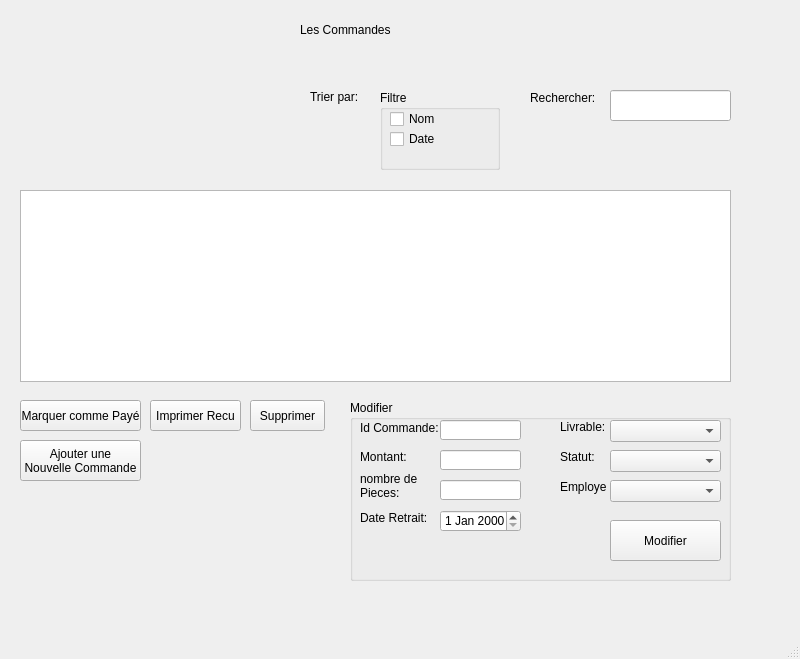
Old version of the form mainwindow.ui in the repository nyrouz911/Smart-Dry-Cleaner-2A13.
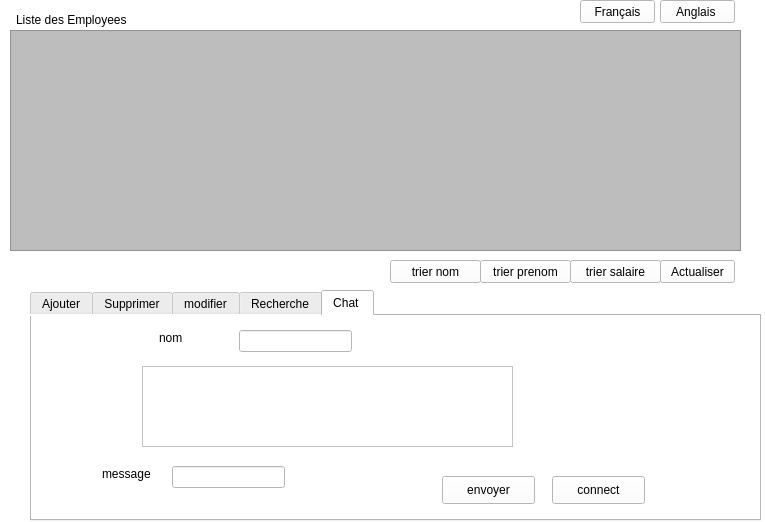
New version of the form.

The edit to the form file:
```diff
--- a/mainwindow.ui
+++ b/mainwindow.ui
@@ -6,27 +6,118 @@
    <rect>
     <x>0</x>
     <y>0</y>
-    <width>800</width>
-    <height>659</height>
+    <width>765</width>
+    <height>522</height>
    </rect>
   </property>
   <property name="windowTitle">
    <string>MainWindow</string>
   </property>
+  <property name="styleSheet">
+   <string notr="true">background-color:rgb(255, 255, 255);</string>
+  </property>
   <widget class="QWidget" name="centralwidget">
-   <widget class="QStackedWidget" name="stackedWidget">
+   <widget class="QLabel" name="label">
     <property name="geometry">
      <rect>
-      <x>10</x>
-      <y>0</y>
-      <width>771</width>
-      <height>601</height>
+      <x>16</x>
+      <y>10</y>
+      <width>301</width>
+      <height>20</height>
      </rect>
+    </property>
+    <property name="styleSheet">
+     <string notr="true">font: 75 10pt &quot;MS Shell Dlg 2&quot;;</string>
+    </property>
+    <property name="text">
+     <string>Liste des Employees </string>
+    </property>
+   </widget>
+   <widget class="QTabWidget" name="tabWidget">
+    <property name="geometry">
+     <rect>
+      <x>30</x>
+      <y>290</y>
+      <width>731</width>
+      <height>231</height>
+     </rect>
+    </property>
+    <property name="styleSheet">
+     <string notr="true">font: 75 9pt &quot;MS Shell Dlg 2&quot;;</string>
     </property>
     <property name="currentIndex">
      <number>1</number>
     </property>
-    <widget class="QWidget" name="stackedWidgetPage1">
+    <widget class="QWidget" name="ajouter">
+     <attribute name="title">
+      <string>Ajouter</string>
+     </attribute>
+     <widget class="QLineEdit" name="nom">
+      <property name="geometry">
+       <rect>
+        <x>20</x>
+        <y>50</y>
+        <width>113</width>
+        <height>20</height>
+       </rect>
+      </property>
+     </widget>
+     <widget class="QLineEdit" name="prenom">
+      <property name="geometry">
+       <rect>
+        <x>160</x>
+        <y>50</y>
+        <width>113</width>
+        <height>20</height>
+       </rect>
+      </property>
+     </widget>
+     <widget class="QLineEdit" name="salaire">
+      <property name="geometry">
+       <rect>
+        <x>300</x>
+        <y>50</y>
+        <width>113</width>
+        <height>20</height>
+       </rect>
+      </property>
+     </widget>
+     <widget class="QLineEdit" name="role">
+      <property name="geometry">
+       <rect>
+        <x>430</x>
+        <y>50</y>
+        <width>113</width>
+        <height>20</height>
+       </rect>
+      </property>
+     </widget>
+     <widget class="QLabel" name="label_2">
+      <property name="geometry">
+       <rect>
+        <x>20</x>
+        <y>30</y>
+        <width>47</width>
+        <height>14</height>
+       </rect>
+      </property>
+      <property name="text">
+       <string>Nom</string>
+      </property>
+     </widget>
+     <widget class="QLabel" name="label_3">
+      <property name="geometry">
+       <rect>
+        <x>160</x>
+        <y>30</y>
+        <width>47</width>
+        <height>14</height>
+       </rect>
+      </property>
+      <property name="text">
+       <string>Prenom</string>
+      </property>
+     </widget>
      <widget class="QLabel" name="label_4">
       <property name="geometry">
        <rect>
@@ -76,187 +167,35 @@
        <string>Livraison a domicile:</string>
       </property>
      </widget>
-     <widget class="QCheckBox" name="checkBox_2">
+     <widget class="QPushButton" name="pushButton">
       <property name="geometry">
        <rect>
-        <x>240</x>
-        <y>440</y>
-        <width>70</width>
-        <height>18</height>
-       </rect>
-      </property>
-      <property name="text">
-       <string>Non</string>
-      </property>
-     </widget>
-     <widget class="QPushButton" name="pushButton_3">
-      <property name="geometry">
-       <rect>
-        <x>140</x>
-        <y>490</y>
-        <width>111</width>
+        <x>614</x>
+        <y>90</y>
+        <width>81</width>
         <height>31</height>
        </rect>
       </property>
       <property name="text">
-       <string>AJouter Commande</string>
+       <string>Ajouter</string>
       </property>
      </widget>
-     <widget class="QPushButton" name="pushButton_4">
+    </widget>
+    <widget class="QWidget" name="supprimer">
+     <attribute name="title">
+      <string>Supprimer</string>
+     </attribute>
+     <widget class="QPushButton" name="pushButton_2">
       <property name="geometry">
        <rect>
-        <x>270</x>
-        <y>490</y>
-        <width>121</width>
-        <height>31</height>
-       </rect>
-      </property>
-      <property name="text">
-       <string>Annuler</string>
-      </property>
-     </widget>
-     <widget class="QTableWidget" name="tableWidget_2">
-      <property name="geometry">
-       <rect>
-        <x>140</x>
+        <x>614</x>
         <y>110</y>
-        <width>421</width>
-        <height>301</height>
-       </rect>
-      </property>
-      <row>
-       <property name="text">
-        <string/>
-       </property>
-      </row>
-      <row>
-       <property name="text">
-        <string>Couette</string>
-       </property>
-      </row>
-      <row>
-       <property name="text">
-        <string>Drap</string>
-       </property>
-      </row>
-      <row>
-       <property name="text">
-        <string>Veste</string>
-       </property>
-      </row>
-      <row>
-       <property name="text">
-        <string>Pantalon</string>
-       </property>
-      </row>
-      <row>
-       <property name="text">
-        <string>Robe</string>
-       </property>
-      </row>
-      <row>
-       <property name="text">
-        <string>Costume</string>
-       </property>
-      </row>
-      <row>
-       <property name="text">
-        <string>Chaussure</string>
-       </property>
-      </row>
-      <row>
-       <property name="text">
-        <string>Total</string>
-       </property>
-      </row>
-      <column>
-       <property name="text">
-        <string>Nombre</string>
-       </property>
-      </column>
-      <column>
-       <property name="text">
-        <string>Prix Unitaire</string>
-       </property>
-      </column>
-      <column>
-       <property name="text">
-        <string>Total</string>
-       </property>
-      </column>
-      <item row="1" column="1">
-       <property name="text">
-        <string>10</string>
-       </property>
-      </item>
-      <item row="2" column="1">
-       <property name="text">
-        <string>10</string>
-       </property>
-      </item>
-      <item row="3" column="1">
-       <property name="text">
-        <string>5</string>
-       </property>
-      </item>
-      <item row="4" column="1">
-       <property name="text">
-        <string>5</string>
-       </property>
-      </item>
-      <item row="5" column="1">
-       <property name="text">
-        <string>5</string>
-       </property>
-      </item>
-      <item row="6" column="1">
-       <property name="text">
-        <string>10</string>
-       </property>
-      </item>
-      <item row="7" column="1">
-       <property name="text">
-        <string>5</string>
-       </property>
-      </item>
-     </widget>
-     <widget class="QLabel" name="label">
-      <property name="geometry">
-       <rect>
-        <x>20</x>
-        <y>50</y>
         <width>91</width>
-        <height>16</height>
+        <height>23</height>
        </rect>
       </property>
       <property name="text">
-       <string>Identifiant Client:</string>
-      </property>
-     </widget>
-     <widget class="QComboBox" name="comboBox">
-      <property name="geometry">
-       <rect>
-        <x>140</x>
-        <y>50</y>
-        <width>151</width>
-        <height>21</height>
-       </rect>
-      </property>
-     </widget>
-     <widget class="QLabel" name="label_2">
-      <property name="geometry">
-       <rect>
-        <x>250</x>
-        <y>10</y>
-        <width>251</width>
-        <height>21</height>
-       </rect>
-      </property>
-      <property name="styleSheet">
-       <string notr="true">font: 75 14pt &quot;MS Shell Dlg 2&quot;;</string>
-      </property>
-      <property name="text">
-       <string>Ajouter Une Commande</string>
+       <string>Supprimer</string>
       </property>
      </widget>
      <widget class="QLabel" name="label_6">
@@ -272,26 +211,31 @@
        <string>Payé:</string>
       </property>
      </widget>
-     <widget class="QCheckBox" name="checkBox_5">
+     <widget class="QLineEdit" name="lineEdit_5">
       <property name="geometry">
        <rect>
         <x>140</x>
-        <y>460</y>
-        <width>70</width>
-        <height>18</height>
+        <y>40</y>
+        <width>291</width>
+        <height>31</height>
        </rect>
       </property>
       <property name="text">
        <string>Oui</string>
       </property>
      </widget>
-     <widget class="QCheckBox" name="checkBox_6">
+    </widget>
+    <widget class="QWidget" name="modifier">
+     <attribute name="title">
+      <string>modifier</string>
+     </attribute>
+     <widget class="QLineEdit" name="lineEdit_6">
       <property name="geometry">
        <rect>
-        <x>240</x>
-        <y>460</y>
-        <width>70</width>
-        <height>18</height>
+        <x>30</x>
+        <y>30</y>
+        <width>113</width>
+        <height>20</height>
        </rect>
       </property>
       <property name="text">
@@ -334,382 +278,55 @@
        <string>Afficher les Commades</string>
       </property>
      </widget>
-    </widget>
-    <widget class="QWidget" name="stackedWidgetPage2">
-     <widget class="QLineEdit" name="lineEdit_4">
+     <widget class="QLineEdit" name="lineEdit_10">
       <property name="geometry">
        <rect>
-        <x>600</x>
-        <y>90</y>
-        <width>121</width>
-        <height>31</height>
+        <x>470</x>
+        <y>80</y>
+        <width>113</width>
+        <height>20</height>
        </rect>
       </property>
      </widget>
-     <widget class="QLabel" name="label_7">
+     <widget class="QPushButton" name="pushButton_3">
       <property name="geometry">
        <rect>
-        <x>520</x>
-        <y>90</y>
-        <width>71</width>
-        <height>16</height>
+        <x>640</x>
+        <y>120</y>
+        <width>75</width>
+        <height>23</height>
        </rect>
       </property>
       <property name="text">
-       <string>Rechercher:</string>
-      </property>
-     </widget>
-     <widget class="QGroupBox" name="groupBox">
-      <property name="geometry">
-       <rect>
-        <x>340</x>
-        <y>400</y>
-        <width>381</width>
-        <height>181</height>
-       </rect>
-      </property>
-      <property name="title">
        <string>Modifier</string>
       </property>
-      <widget class="QLineEdit" name="lineEdit_3">
-       <property name="geometry">
-        <rect>
-         <x>90</x>
-         <y>50</y>
-         <width>81</width>
-         <height>20</height>
-        </rect>
-       </property>
-      </widget>
-      <widget class="QLineEdit" name="lineEdit_5">
-       <property name="geometry">
-        <rect>
-         <x>90</x>
-         <y>80</y>
-         <width>81</width>
-         <height>20</height>
-        </rect>
-       </property>
-      </widget>
-      <widget class="QComboBox" name="comboBox_2">
-       <property name="geometry">
-        <rect>
-         <x>260</x>
-         <y>20</y>
-         <width>111</width>
-         <height>22</height>
-        </rect>
-       </property>
-       <item>
-        <property name="text">
-         <string/>
-        </property>
-       </item>
-       <item>
-        <property name="text">
-         <string>Oui</string>
-        </property>
-       </item>
-       <item>
-        <property name="text">
-         <string>Non</string>
-        </property>
-       </item>
-      </widget>
-      <widget class="QComboBox" name="comboBox_3">
-       <property name="geometry">
-        <rect>
-         <x>260</x>
-         <y>50</y>
-         <width>111</width>
-         <height>22</height>
-        </rect>
-       </property>
-       <item>
-        <property name="text">
-         <string/>
-        </property>
-       </item>
-       <item>
-        <property name="text">
-         <string>Paye</string>
-        </property>
-       </item>
-       <item>
-        <property name="text">
-         <string>Non-Paye</string>
-        </property>
-       </item>
-      </widget>
-      <widget class="QLabel" name="label_12">
-       <property name="geometry">
-        <rect>
-         <x>10</x>
-         <y>50</y>
-         <width>47</width>
-         <height>14</height>
-        </rect>
-       </property>
-       <property name="text">
-        <string>Montant:</string>
-       </property>
-      </widget>
-      <widget class="QLabel" name="label_13">
-       <property name="geometry">
-        <rect>
-         <x>10</x>
-         <y>70</y>
-         <width>61</width>
-         <height>31</height>
-        </rect>
-       </property>
-       <property name="text">
-        <string>nombre de 
-Pieces:</string>
-       </property>
-      </widget>
-      <widget class="QLabel" name="label_14">
-       <property name="geometry">
-        <rect>
-         <x>210</x>
-         <y>20</y>
-         <width>47</width>
-         <height>14</height>
-        </rect>
-       </property>
-       <property name="text">
-        <string>Livrable:</string>
-       </property>
-      </widget>
-      <widget class="QLabel" name="label_15">
-       <property name="geometry">
-        <rect>
-         <x>210</x>
-         <y>50</y>
-         <width>47</width>
-         <height>14</height>
-        </rect>
-       </property>
-       <property name="text">
-        <string>Statut:</string>
-       </property>
-      </widget>
-      <widget class="QLabel" name="label_16">
-       <property name="geometry">
-        <rect>
-         <x>210</x>
-         <y>80</y>
-         <width>47</width>
-         <height>14</height>
-        </rect>
-       </property>
-       <property name="text">
-        <string>Employe</string>
-       </property>
-      </widget>
-      <widget class="QLabel" name="label_18">
-       <property name="geometry">
-        <rect>
-         <x>10</x>
-         <y>110</y>
-         <width>71</width>
-         <height>16</height>
-        </rect>
-       </property>
-       <property name="text">
-        <string>Date Retrait:</string>
-       </property>
-      </widget>
-      <widget class="QComboBox" name="comboBox_4">
-       <property name="geometry">
-        <rect>
-         <x>260</x>
-         <y>80</y>
-         <width>111</width>
-         <height>22</height>
-        </rect>
-       </property>
-      </widget>
-      <widget class="QDateEdit" name="dateEdit_2">
-       <property name="geometry">
-        <rect>
-         <x>90</x>
-         <y>110</y>
-         <width>81</width>
-         <height>22</height>
-        </rect>
-       </property>
-      </widget>
-      <widget class="QLabel" name="label_19">
-       <property name="geometry">
-        <rect>
-         <x>10</x>
-         <y>20</y>
-         <width>81</width>
-         <height>16</height>
-        </rect>
-       </property>
-       <property name="text">
-        <string>Id Commande:</string>
-       </property>
-      </widget>
-      <widget class="QLineEdit" name="lineEdit_6">
-       <property name="geometry">
-        <rect>
-         <x>90</x>
-         <y>20</y>
-         <width>81</width>
-         <height>20</height>
-        </rect>
-       </property>
-      </widget>
-      <widget class="QPushButton" name="pushButton">
-       <property name="geometry">
-        <rect>
-         <x>260</x>
-         <y>120</y>
-         <width>111</width>
-         <height>41</height>
-        </rect>
-       </property>
-       <property name="text">
-        <string>Modifier</string>
-       </property>
-      </widget>
      </widget>
-     <widget class="QPushButton" name="pushButton_5">
+     <widget class="QLabel" name="label_7">
       <property name="geometry">
        <rect>
-        <x>240</x>
-        <y>400</y>
-        <width>75</width>
-        <height>31</height>
+        <x>30</x>
+        <y>10</y>
+        <width>47</width>
+        <height>14</height>
        </rect>
       </property>
       <property name="text">
-       <string>Supprimer</string>
+       <string>ID</string>
       </property>
      </widget>
-     <widget class="QGroupBox" name="groupBox_2">
-      <property name="geometry">
-       <rect>
-        <x>370</x>
-        <y>90</y>
-        <width>120</width>
-        <height>80</height>
-       </rect>
-      </property>
-      <property name="title">
-       <string>Filtre</string>
-      </property>
-      <widget class="QCheckBox" name="checkBox_3">
-       <property name="geometry">
-        <rect>
-         <x>10</x>
-         <y>20</y>
-         <width>70</width>
-         <height>18</height>
-        </rect>
-       </property>
-       <property name="text">
-        <string>Nom</string>
-       </property>
-      </widget>
-      <widget class="QCheckBox" name="checkBox_4">
-       <property name="geometry">
-        <rect>
-         <x>10</x>
-         <y>40</y>
-         <width>70</width>
-         <height>18</height>
-        </rect>
-       </property>
-       <property name="text">
-        <string>Date</string>
-       </property>
-      </widget>
-     </widget>
      <widget class="QLabel" name="label_8">
       <property name="geometry">
        <rect>
-        <x>300</x>
-        <y>90</y>
-        <width>47</width>
-        <height>14</height>
+        <x>30</x>
+        <y>60</y>
+        <width>51</width>
+        <height>16</height>
        </rect>
       </property>
       <property name="text">
-       <string>Trier par:</string>
+       <string>Nom</string>
       </property>
      </widget>
-     <widget class="QLabel" name="label_3">
-      <property name="geometry">
-       <rect>
-        <x>290</x>
-        <y>20</y>
-        <width>201</width>
-        <height>20</height>
-       </rect>
-      </property>
-      <property name="styleSheet">
-       <string notr="true">font: 75 14pt &quot;MS Shell Dlg 2&quot;;</string>
-      </property>
-      <property name="text">
-       <string>Les Commandes</string>
-      </property>
-     </widget>
-     <widget class="QPushButton" name="pushButton_6">
-      <property name="geometry">
-       <rect>
-        <x>10</x>
-        <y>400</y>
-        <width>121</width>
-        <height>31</height>
-       </rect>
-      </property>
-      <property name="text">
-       <string>Marquer comme Payé</string>
-      </property>
-     </widget>
-     <widget class="QPushButton" name="pushButton_7">
-      <property name="geometry">
-       <rect>
-        <x>140</x>
-        <y>400</y>
-        <width>91</width>
-        <height>31</height>
-       </rect>
-      </property>
-      <property name="text">
-       <string>Imprimer Recu</string>
-      </property>
-     </widget>
-     <widget class="QTableView" name="tableView">
-      <property name="geometry">
-       <rect>
-        <x>10</x>
-        <y>190</y>
-        <width>711</width>
-        <height>192</height>
-       </rect>
-      </property>
-     </widget>
-     <widget class="QPushButton" name="Boutton_aller_a_ajouterCommande">
-      <property name="geometry">
-       <rect>
-        <x>10</x>
-        <y>440</y>
-        <width>121</width>
-        <height>41</height>
-       </rect>
-      </property>
-      <property name="text">
-       <string>Ajouter une 
-Nouvelle Commande</string>
-      </property>
-     </widget>
-    </widget>
-    <widget class="QWidget" name="page">
      <widget class="QLabel" name="label_9">
       <property name="geometry">
        <rect>
@@ -719,14 +336,52 @@
         <height>41</height>
        </rect>
       </property>
-      <property name="minimumSize">
-       <size>
-        <width>111</width>
+      <property name="text">
+       <string>Prenom</string>
+      </property>
+     </widget>
+     <widget class="QLabel" name="label_10">
+      <property name="geometry">
+       <rect>
+        <x>320</x>
+        <y>60</y>
+        <width>47</width>
+        <height>14</height>
+       </rect>
+      </property>
+      <property name="text">
+       <string>Salaire</string>
+      </property>
+     </widget>
+     <widget class="QLabel" name="label_11">
+      <property name="geometry">
+       <rect>
+        <x>470</x>
+        <y>60</y>
+        <width>47</width>
+        <height>14</height>
+       </rect>
+      </property>
+      <property name="text">
+       <string>Role</string>
+      </property>
+     </widget>
+    </widget>
+    <widget class="QWidget" name="recherche">
+     <attribute name="title">
+      <string>Recherche</string>
+     </attribute>
+     <widget class="QLabel" name="label_12">
+      <property name="geometry">
+       <rect>
+        <x>20</x>
+        <y>20</y>
+        <width>101</width>
         <height>16</height>
-       </size>
+       </rect>
       </property>
       <property name="text">
-       <string>&lt;html&gt;&lt;head/&gt;&lt;body&gt;&lt;p&gt;&lt;span style=&quot; font-size:14pt; font-weight:600;&quot;&gt;Liste des Articles&lt;/span&gt;&lt;/p&gt;&lt;/body&gt;&lt;/html&gt;</string>
+       <string>Chercher par</string>
       </property>
      </widget>
      <widget class="QTableWidget" name="tableWidget_3">
@@ -749,105 +404,213 @@
        </property>
       </column>
      </widget>
-     <widget class="QGroupBox" name="groupBox_3">
+     <widget class="QLineEdit" name="lineEdit">
+      <property name="geometry">
+       <rect>
+        <x>190</x>
+        <y>20</y>
+        <width>113</width>
+        <height>20</height>
+       </rect>
+      </property>
+     </widget>
+     <widget class="QPushButton" name="pushButton_5">
       <property name="geometry">
        <rect>
         <x>350</x>
-        <y>80</y>
-        <width>241</width>
-        <height>131</height>
+        <y>20</y>
+        <width>75</width>
+        <height>23</height>
        </rect>
       </property>
-      <property name="title">
-       <string>Ajouter un article</string>
+      <property name="text">
+       <string>chercher</string>
       </property>
-      <widget class="QLabel" name="label_10">
-       <property name="geometry">
-        <rect>
-         <x>10</x>
-         <y>30</y>
-         <width>71</width>
-         <height>16</height>
-        </rect>
-       </property>
-       <property name="text">
-        <string>Designation:</string>
-       </property>
-      </widget>
-      <widget class="QLineEdit" name="lineEdit">
-       <property name="geometry">
-        <rect>
-         <x>90</x>
-         <y>30</y>
-         <width>113</width>
-         <height>20</height>
-        </rect>
-       </property>
-      </widget>
-      <widget class="QLineEdit" name="lineEdit_2">
-       <property name="geometry">
-        <rect>
-         <x>90</x>
-         <y>60</y>
-         <width>113</width>
-         <height>20</height>
-        </rect>
-       </property>
-      </widget>
-      <widget class="QLabel" name="label_11">
-       <property name="geometry">
-        <rect>
-         <x>10</x>
-         <y>60</y>
-         <width>71</width>
-         <height>16</height>
-        </rect>
-       </property>
-       <property name="text">
-        <string>Prix Unitaire:</string>
-       </property>
-      </widget>
-      <widget class="QPushButton" name="pushButton_8">
-       <property name="geometry">
-        <rect>
-         <x>30</x>
-         <y>90</y>
-         <width>75</width>
-         <height>23</height>
-        </rect>
-       </property>
-       <property name="text">
-        <string>Ajouter</string>
-       </property>
-      </widget>
-      <widget class="QPushButton" name="pushButton_9">
-       <property name="geometry">
-        <rect>
-         <x>130</x>
-         <y>90</y>
-         <width>75</width>
-         <height>23</height>
-        </rect>
-       </property>
-       <property name="text">
-        <string>Annuler</string>
-       </property>
-      </widget>
      </widget>
     </widget>
+    <widget class="QWidget" name="tab">
+     <attribute name="title">
+      <string>Chat </string>
+     </attribute>
+     <widget class="QTextEdit" name="textEdit">
+      <property name="geometry">
+       <rect>
+        <x>110</x>
+        <y>50</y>
+        <width>371</width>
+        <height>81</height>
+       </rect>
+      </property>
+      <property name="contextMenuPolicy">
+       <enum>Qt::PreventContextMenu</enum>
+      </property>
+     </widget>
+     <widget class="QLabel" name="label_13">
+      <property name="geometry">
+       <rect>
+        <x>127</x>
+        <y>14</y>
+        <width>56</width>
+        <height>16</height>
+       </rect>
+      </property>
+      <property name="text">
+       <string>nom</string>
+      </property>
+     </widget>
+     <widget class="QLineEdit" name="nickname">
+      <property name="geometry">
+       <rect>
+        <x>207</x>
+        <y>14</y>
+        <width>113</width>
+        <height>22</height>
+       </rect>
+      </property>
+     </widget>
+     <widget class="QLabel" name="label_14">
+      <property name="geometry">
+       <rect>
+        <x>70</x>
+        <y>150</y>
+        <width>56</width>
+        <height>16</height>
+       </rect>
+      </property>
+      <property name="text">
+       <string>message</string>
+      </property>
+     </widget>
+     <widget class="QLineEdit" name="message">
+      <property name="geometry">
+       <rect>
+        <x>140</x>
+        <y>150</y>
+        <width>113</width>
+        <height>22</height>
+       </rect>
+      </property>
+     </widget>
+     <widget class="QPushButton" name="bind">
+      <property name="geometry">
+       <rect>
+        <x>520</x>
+        <y>160</y>
+        <width>93</width>
+        <height>28</height>
+       </rect>
+      </property>
+      <property name="text">
+       <string>connect</string>
+      </property>
+     </widget>
+     <widget class="QPushButton" name="send">
+      <property name="geometry">
+       <rect>
+        <x>410</x>
+        <y>160</y>
+        <width>93</width>
+        <height>28</height>
+       </rect>
+      </property>
+      <property name="text">
+       <string>envoyer</string>
+      </property>
+     </widget>
+    </widget>
    </widget>
+   <widget class="QTableView" name="tableView">
+    <property name="geometry">
+     <rect>
+      <x>10</x>
+      <y>30</y>
+      <width>731</width>
+      <height>221</height>
+     </rect>
+    </property>
+    <property name="styleSheet">
+     <string notr="true">background-color:rgb(189, 189, 189);</string>
+    </property>
+   </widget>
+   <widget class="QPushButton" name="pushButton_4">
+    <property name="geometry">
+     <rect>
+      <x>660</x>
+      <y>260</y>
+      <width>75</width>
+      <height>23</height>
+     </rect>
+    </property>
+    <property name="text">
+     <string>Actualiser</string>
+    </property>
+   </widget>
+   <widget class="QPushButton" name="pushButton_6">
+    <property name="geometry">
+     <rect>
+      <x>570</x>
+      <y>260</y>
+      <width>91</width>
+      <height>23</height>
+     </rect>
+    </property>
+    <property name="text">
+     <string>trier salaire</string>
+    </property>
+   </widget>
+   <widget class="QPushButton" name="pushButton_7">
+    <property name="geometry">
+     <rect>
+      <x>390</x>
+      <y>260</y>
+      <width>91</width>
+      <height>23</height>
+     </rect>
+    </property>
+    <property name="text">
+     <string>trier nom</string>
+    </property>
+   </widget>
+   <widget class="QPushButton" name="pushButton_8">
+    <property name="geometry">
+     <rect>
+      <x>480</x>
+      <y>260</y>
+      <width>91</width>
+      <height>23</height>
+     </rect>
+    </property>
+    <property name="text">
+     <string>trier prenom</string>
+    </property>
+   </widget>
+   <widget class="QPushButton" name="pushButton_9">
+    <property name="geometry">
+     <rect>
+      <x>580</x>
+      <y>0</y>
+      <width>75</width>
+      <height>23</height>
+     </rect>
+    </property>
+    <property name="text">
+     <string>Français</string>
+    </property>
+   </widget>
+   <widget class="QPushButton" name="pushButton_10">
+    <property name="geometry">
+     <rect>
+      <x>660</x>
+      <y>0</y>
+      <width>75</width>
+      <height>23</height>
+     </rect>
+    </property>
+    <property name="text">
+     <string>Anglais </string>
+    </property>
+   </widget>
   </widget>
-  <widget class="QMenuBar" name="menubar">
-   <property name="geometry">
-    <rect>
-     <x>0</x>
-     <y>0</y>
-     <width>800</width>
-     <height>22</height>
-    </rect>
-   </property>
-  </widget>
-  <widget class="QStatusBar" name="statusbar"/>
  </widget>
  <resources/>
  <connections/>
```
Left out of the diff: 129 changed lines with no effect on the pictures.
